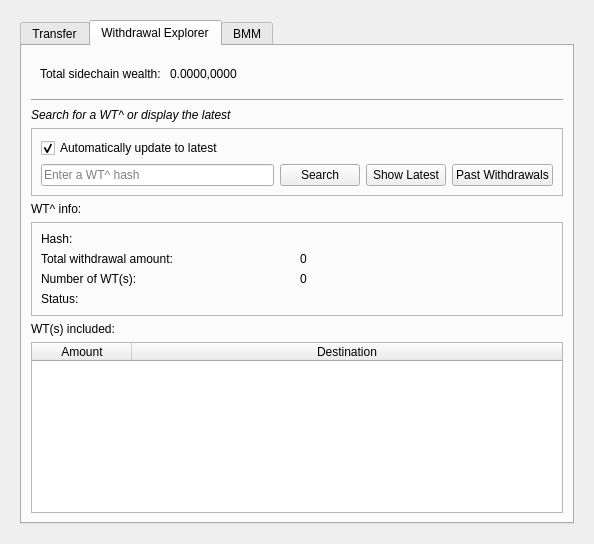
Qt form src/qt/forms/sidechainpage.ui (skydogenet/sidechains) before a commit.
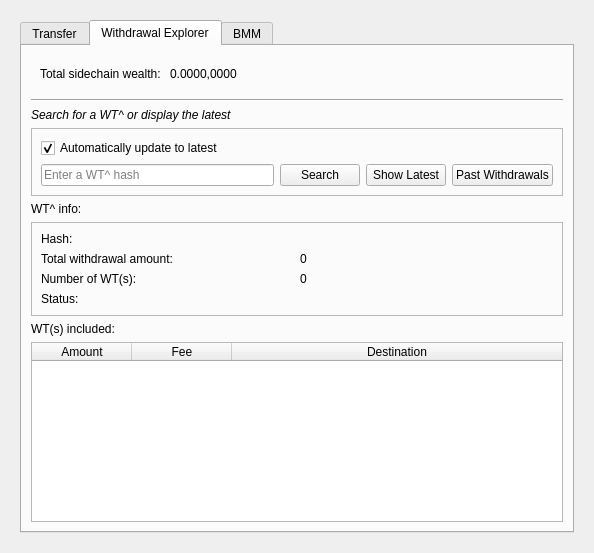
The same form after that commit. The open tabs and pages were chosen to show the change. Icons and pictures are not drawn. Custom widgets are drawn as their Qt base class.

Commit message: Display wt fee on WT^ explorer

What changed in the file:
```diff
--- a/src/qt/forms/sidechainpage.ui
+++ b/src/qt/forms/sidechainpage.ui
@@ -7,7 +7,7 @@
     <x>0</x>
     <y>0</y>
     <width>594</width>
-    <height>544</height>
+    <height>553</height>
    </rect>
   </property>
   <property name="sizePolicy">
@@ -759,6 +759,11 @@
                <string>Amount</string>
               </property>
              </column>
+             <column>
+              <property name="text">
+               <string>Fee</string>
+              </property>
+             </column>
              <column>
               <property name="text">
                <string>Destination</string>
```
The commit also changes 1 other file.
